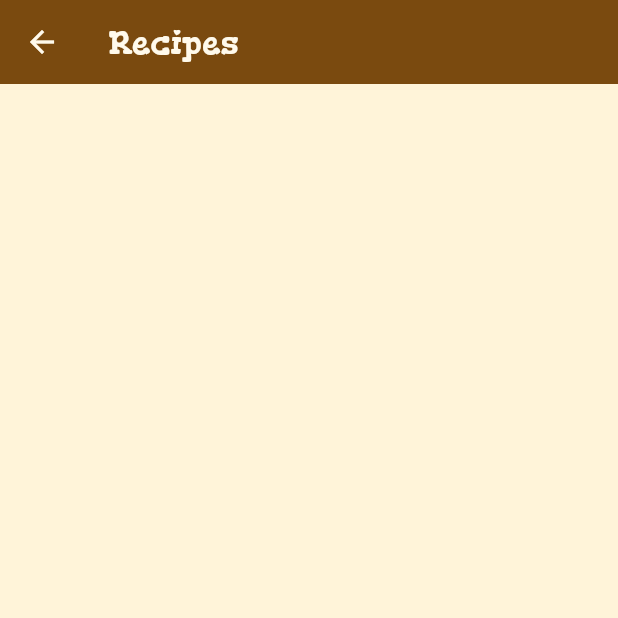
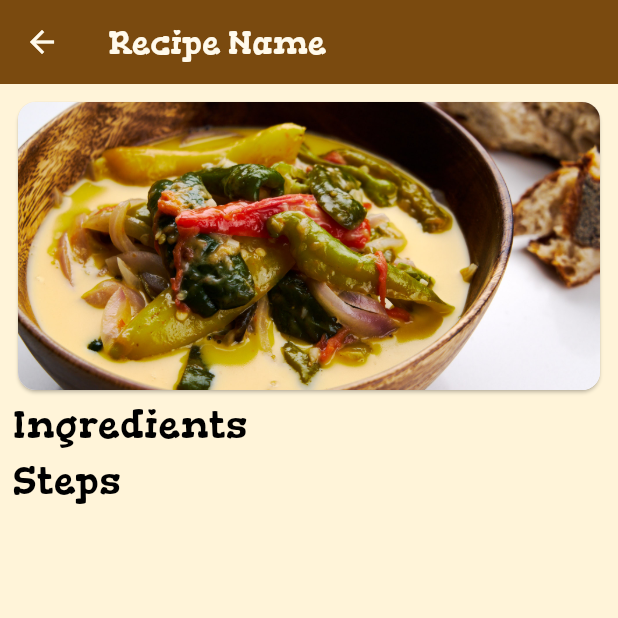
Before and after one commit to zvdv/App-Design-Workshop, a Flutter app: the Recipe screen opened directly, on a phone screen of 412 x 824 dp, the top half of it. Run offline on Flutter 3.47's test engine with Material 3 defaults, Android fonts, the phone set to English and light mode, and no system bars; our stand-ins replace hive_ce, hive_ce_flutter; accounts and stored records are empty.

Commit message:
Fill out recipe page and small changes

```diff
--- a/collector/lib/pages/recipe.dart
+++ b/collector/lib/pages/recipe.dart
@@ -9,14 +9,48 @@ class Recipe extends StatelessWidget {
       backgroundColor: Color(0xFFFFF4D9),
       appBar: AppBar(
         title: Text(
-          "Recipes",
+          "Recipe Name",
           style: TextStyle(
             fontFamily: 'Gorditas',
           ),
         ),
         backgroundColor: Color(0xFF7A4A0F),
         foregroundColor: Color(0xFFFFFAEC),
-      )
+      ),
+      body: ListView(
+        padding: EdgeInsets.all(8),
+        children: [
+          SizedBox(
+            height: 200,
+            width: double.infinity,
+            child: Card(
+              clipBehavior: Clip.antiAlias,
+              child: Image.asset(
+                'assets/images/ema-datsi.jpg', // Should be image for current recipe
+                fit: BoxFit.cover,
+              ),
+            ),
+          ),
+          Text(
+            "Ingredients",
+            style: TextStyle(
+                    fontSize: 26,
+                    color: Colors.black,
+                    fontFamily: "Gorditas",
+                  ),
+          ),
+          // List ingredients here
+          Text(
+            "Steps",
+            style: TextStyle(
+                    fontSize: 26,
+                    color: Colors.black,
+                    fontFamily: "Gorditas",
+                  ),
+          ),
+          // List steps here
+        ],
+      ),
     );
   }
 }
--- a/collector/lib/widgets/recipe_card.dart
+++ b/collector/lib/widgets/recipe_card.dart
@@ -19,7 +19,7 @@ class _RecipeCardState extends State<RecipeCard> {
   @override
   Widget build(BuildContext context) {
     return GestureDetector(
-      onDoubleTap: () => {
+      onTap: () => {
         Navigator.push(
           context,
           MaterialPageRoute<void>(builder: (context) => const Recipe())
@@ -55,7 +55,7 @@ class _RecipeCardState extends State<RecipeCard> {
                 child: Text(
                   widget.title,
                   style: TextStyle(
-                    fontSize: 30,
+                    fontSize: 20,
                     color: Colors.white,
                     fontFamily: "Gorditas",
                   ),
```
Also changed, not shown: 1 other file.
